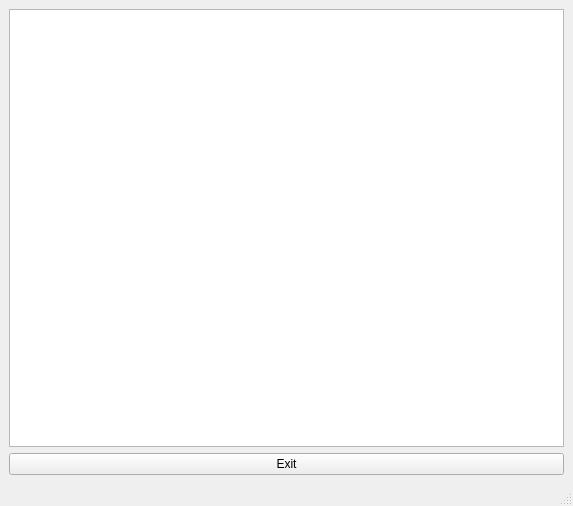
Old version of the form autocomment/autocomment/ui/mainwindow.ui in the repository DocDilbert/PythonTemplates.
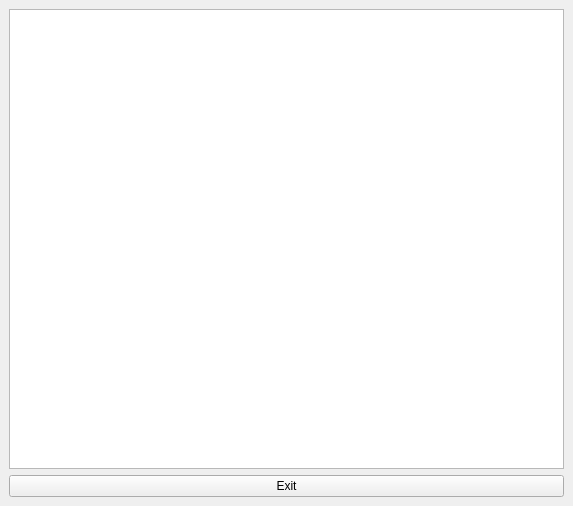
New version of the form.

Commit message: Removed statusbar

Diff of the .ui file:
```diff
--- a/autocomment/autocomment/ui/mainwindow.ui
+++ b/autocomment/autocomment/ui/mainwindow.ui
@@ -43,7 +43,6 @@
     </rect>
    </property>
   </widget>
-  <widget class="QStatusBar" name="statusbar"/>
  </widget>
  <resources/>
  <connections/>
```
Left out of the diff: 2 changed lines with no effect on the pictures. The commit also changes 1 other file.
